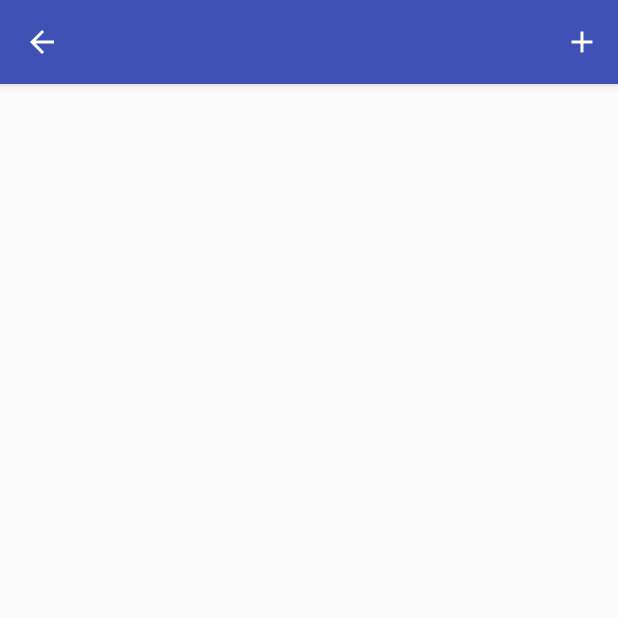
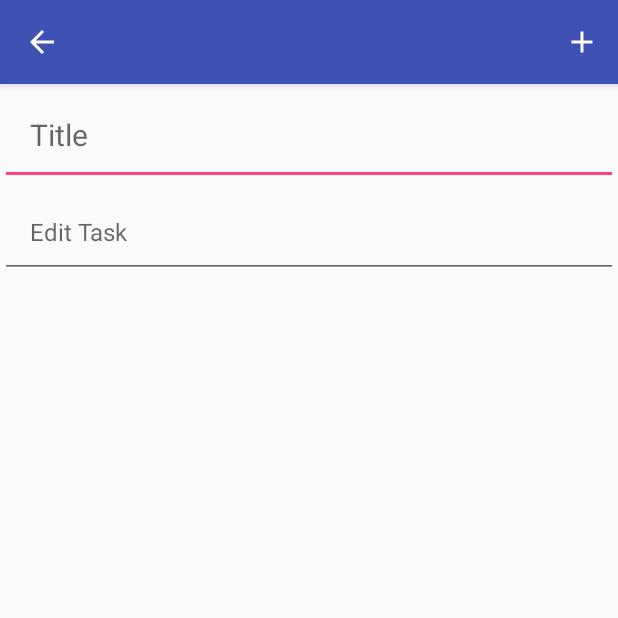
Before and after one commit to remigastaldi/TodoList-Kotlin, an Android app: the MainActivity screen opened directly, with no data from a screen before it, after a tap on an icon or button, on a phone screen of 412 x 824 dp, the top half of it. Run offline under Robolectric (Android 15) with nearby library versions, the phone set to English and light mode, and no system bars.

Commit message:
functionnal addNote

```diff
--- a/app/src/main/java/com/example/gastalr/todolist/MainActivity.kt
+++ b/app/src/main/java/com/example/gastalr/todolist/MainActivity.kt
@@ -22,6 +22,7 @@ import android.widget.Toast
 class MainActivity : AppCompatActivity() {
     private var recyclerView: RecyclerView? = null
     private var mHelper: TaskDbHelper = TaskDbHelper(this)
+    private val adapter = MyAdapter(mHelper)
     private val TAG: String = "MainActivity"
 
     override fun onCreate(savedInstanceState: Bundle?) {
@@ -41,7 +42,6 @@ class MainActivity : AppCompatActivity() {
 
       //  this.deleteDatabase("com.gastalr.todolist.db");
 
-        val adapter = MyAdapter(mHelper)
 
 
         val swipeAndDragHelper = SwipeAndDragHelper(adapter)
@@ -60,7 +60,7 @@ class MainActivity : AppCompatActivity() {
         val floatingButton: FloatingActionButton = this.findViewById(R.id.floating_button)
 
         floatingButton.setOnClickListener {
-            adapter.addTask(this)
+            adapter.addTaskButton(this)
         }
 
         val cursor = db.query(TaskContract.TaskEntry.TABLE,
@@ -74,15 +74,22 @@ class MainActivity : AppCompatActivity() {
     }
 
     override fun onActivityResult(requestCode: Int, resultCode: Int, data: Intent) {
-        // Check which request we're responding to
         if (requestCode == 42) {
-            // Make sure the request was successful
             if (resultCode == Activity.RESULT_OK) {
-                // The user picked a contact.
-                // The Intent's data Uri identifies which contact was selected.
+                val action = data.getStringExtra("Action")
+                println("========= " + action)
 
-                // Do something with the contact here (bigger example below)
-                Toast.makeText(this, data.getStringExtra("Result"), Toast.LENGTH_SHORT).show()
+                when (action)
+                {
+                    "ADD" -> {
+                        val taskTitle = data.getStringExtra("TaskTitle")
+                        val taskText = data.getStringExtra("TaskText")
+                        println("========= " + taskTitle)
+                        println("========= " + taskText)
+                        adapter.addTask(taskTitle, taskText)
+                    }
+                }
+                //Toast.makeText(this, data.getStringExtra("Result"), Toast.LENGTH_SHORT).show()
             }
         }
     }
--- a/app/src/main/res/layout/activity_add_note.xml
+++ b/app/src/main/res/layout/activity_add_note.xml
@@ -3,4 +3,32 @@
     xmlns:android="http://schemas.android.com/apk/res/android" android:layout_width="match_parent"
     android:layout_height="match_parent">
 
+    <LinearLayout
+        android:layout_width="match_parent"
+        android:layout_height="match_parent"
+        android:orientation="vertical">
+
+        <EditText
+            android:id="@+id/title_edit_text"
+            android:layout_height="wrap_content"
+            android:layout_width="match_parent"
+            android:padding="20dp"
+            android:hint="@string/add_note_edit_title"
+            android:fontFamily="roboto"
+            android:textSize="20sp"
+            android:inputType="textCapSentences|textAutoCorrect"
+            />
+
+        <EditText
+            android:id="@+id/task_edit_text"
+            android:layout_height="wrap_content"
+            android:layout_width="match_parent"
+            android:hint="@string/add_note_edit_task"
+            android:padding="20dp"
+            android:fontFamily="roboto"
+            android:textSize="16sp"
+            android:inputType="textMultiLine|textCapSentences|textAutoCorrect"
+            android:gravity="top|start"
+            />
+    </LinearLayout>
 </android.support.constraint.ConstraintLayout>
--- a/app/src/main/res/layout/cell_cards.xml
+++ b/app/src/main/res/layout/cell_cards.xml
@@ -25,7 +25,7 @@
                 android:layout_width="wrap_content"
                 android:layout_height="match_parent"
                 android:background="?android:selectableItemBackground"
-                android:fontFamily="sans-serif"
+                android:fontFamily="roboto"
                 android:padding="10dp"
                 android:textColor="#333"
                 android:textSize="16sp"
@@ -37,7 +37,7 @@
                 android:layout_height="match_parent"
                 android:layout_alignParentEnd="true"
                 android:background="?android:selectableItemBackground"
-                android:fontFamily="sans-serif"
+                android:fontFamily="roboto"
                 android:padding="10dp"
                 android:textColor="#333"
                 android:textSize="16sp"
@@ -50,7 +50,7 @@
             android:layout_width="match_parent"
             android:layout_height="wrap_content"
             android:background="?android:selectableItemBackground"
-            android:fontFamily="sans-serif"
+            android:fontFamily="roboto"
             android:padding="10dp"
             android:textColor="#333"
             android:textSize="12sp"
--- a/app/src/main/res/values/strings.xml
+++ b/app/src/main/res/values/strings.xml
@@ -1,4 +1,7 @@
 <resources>
     <string name="app_name">todolist</string>
+
     <string name="add_note_validate">Validate</string>
+    <string name="add_note_edit_title">Title</string>
+    <string name="add_note_edit_task">Edit Task</string>
 </resources>
```
Also changed, not shown: app/src/main/java/com/example/gastalr/todolist/AddNoteActivity.kt (+24 -5 lines), app/src/main/java/com/example/gastalr/todolist/MyAdapter.kt (+27 -2 lines), app/src/main/java/com/example/gastalr/todolist/sql/TaskDbHelper.kt (+0 -9 lines).
